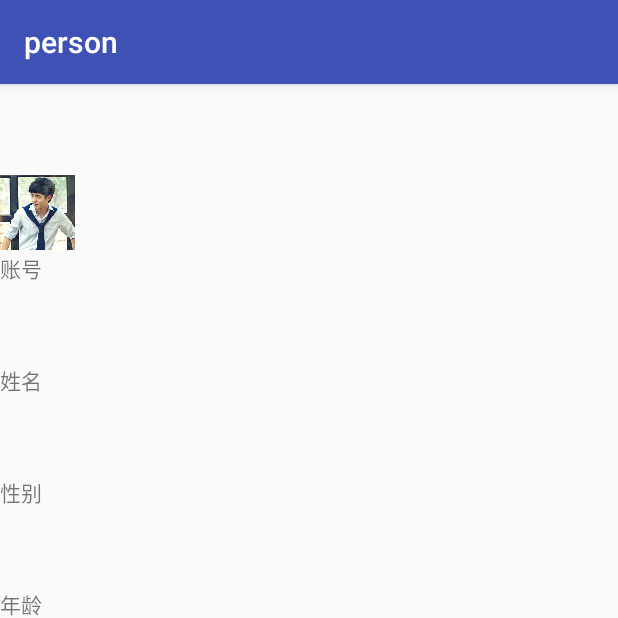
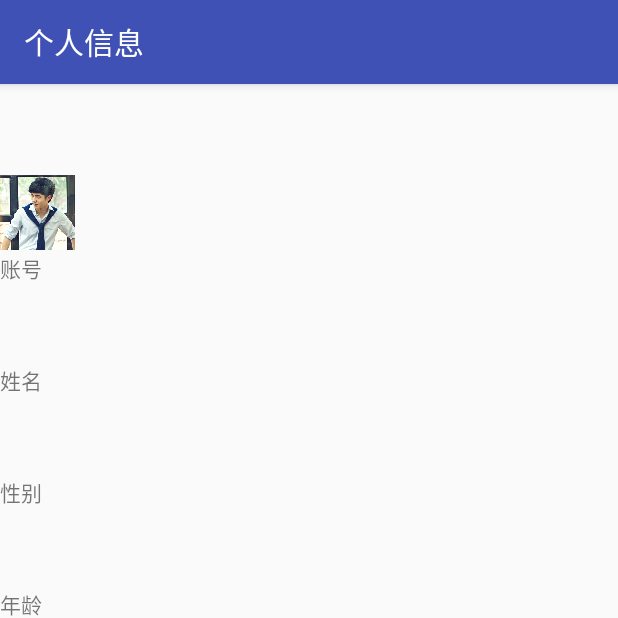
Before and after one commit to LiuXinchen1997/NewEnergyCarManagementSystem, an Android app: the MainActivity screen opened directly, with no data from a screen before it, in the side drawer, after a tap on "车辆信息", on a phone screen of 412 x 824 dp, the top half of it. Run offline under Robolectric (Android 15) with nearby library versions, the light colour scheme and no system bars.

Commit message:
modify files

```diff
--- a/app/src/main/AndroidManifest.xml
+++ b/app/src/main/AndroidManifest.xml
@@ -17,7 +17,6 @@
             android:label="@string/app_name">
             <intent-filter>
                 <action android:name="android.intent.action.MAIN" />
-
                 <category android:name="android.intent.category.LAUNCHER" />
             </intent-filter>
         </activity>
@@ -26,7 +25,7 @@
             android:label="@string/title_activity_main"
             android:theme="@style/AppTheme.NoActionBar" />
         <activity
-            android:name=".person"
+            android:name=".PersonInfoActivity"
             android:label="@string/title_activity_person"
             android:theme="@style/AppTheme.NoActionBar" />
         <activity
@@ -36,7 +35,7 @@
         <activity
             android:name=".text"
             android:label="@string/title_activity_text"
-            android:theme="@style/AppTheme.NoActionBar"></activity>
+            android:theme="@style/AppTheme.NoActionBar"/>
     </application>
 
 </manifest>
--- a/app/src/main/java/com/example/kemingxiu/test/MainActivity.java
+++ b/app/src/main/java/com/example/kemingxiu/test/MainActivity.java
@@ -13,6 +13,7 @@ import android.support.v7.app.AppCompatActivity;
 import android.support.v7.widget.Toolbar;
 import android.view.Menu;
 import android.view.MenuItem;
+import android.widget.Toast;
 
 public class MainActivity extends AppCompatActivity
         implements NavigationView.OnNavigationItemSelectedListener {
@@ -62,9 +63,6 @@ public class MainActivity extends AppCompatActivity
 
     @Override
     public boolean onOptionsItemSelected(MenuItem item) {
-        // Handle action bar item clicks here. The action bar will
-        // automatically handle clicks on the Home/Up button, so long
-        // as you specify a parent activity in AndroidManifest.xml.
         int id = item.getItemId();
 
         //noinspection SimplifiableIfStatement
@@ -81,23 +79,25 @@ public class MainActivity extends AppCompatActivity
         // Handle navigation view item clicks here.
         int id = item.getItemId();
 
-        if (id == R.id.nav_camera) {
-            // Handle the camera action
-            Intent intent = new Intent(MainActivity.this,person.class);
+        if (id == R.id.nav_personal_info) {
+            Intent intent = new Intent(MainActivity.this, PersonInfoActivity.class);
             startActivity(intent);
-        } else if (id == R.id.nav_gallery) {
-            Intent intent = new Intent(MainActivity.this,text.class);
+        } else if (id == R.id.nav_battery) {
+            Intent intent = new Intent(MainActivity.this, text.class);
             startActivity(intent);
-        } else if (id == R.id.nav_slideshow) {
-            Intent intent = new Intent(MainActivity.this,person.class);
+        } else if (id == R.id.nav_car) {
+            Intent intent = new Intent(MainActivity.this, PersonInfoActivity.class);
             startActivity(intent);
-        } else if (id == R.id.nav_manage) {
-            Intent intent = new Intent(MainActivity.this,person.class);
+        } else if (id == R.id.nav_person) {
+            Intent intent = new Intent(MainActivity.this, PersonInfoActivity.class);
             startActivity(intent);
         } else if (id == R.id.nav_share) {
 
-        } else if (id == R.id.nav_send) {
-            Intent intent = new Intent(MainActivity.this,LoginActivity.class);
+        } else if (id == R.id.nav_setting) {
+
+        } else if (id == R.id.nav_logout) {
+            Toast.makeText(this, "退出成功！", Toast.LENGTH_SHORT).show();
+            Intent intent = new Intent(MainActivity.this, LoginActivity.class);
             startActivity(intent);
         }
 
--- a/app/src/main/java/com/example/kemingxiu/test/person.java
+++ b/app/src/main/java/com/example/kemingxiu/test/PersonInfoActivity.java
@@ -9,12 +9,12 @@ import android.support.v7.widget.Toolbar;
 import android.view.View;
 import android.widget.Button;
 
-public class person extends AppCompatActivity {
+public class PersonInfoActivity extends AppCompatActivity {
 
     @Override
     protected void onCreate(Bundle savedInstanceState) {
         super.onCreate(savedInstanceState);
-        setContentView(R.layout.activity_person);
+        setContentView(R.layout.activity_personal_info);
         Toolbar toolbar = (Toolbar) findViewById(R.id.toolbar);
         setSupportActionBar(toolbar);
 
@@ -31,7 +31,7 @@ public class person extends AppCompatActivity {
         exitButton.setOnClickListener(new View.OnClickListener() {
             @Override
             public void onClick(View v) {
-                Intent intent = new Intent(person.this,LoginActivity.class);
+                Intent intent = new Intent(PersonInfoActivity.this,LoginActivity.class);
                 startActivity(intent);
             }
         });
--- a/app/src/main/res/layout/activity_person.xml
+++ b/app/src/main/res/layout/activity_personal_info.xml
@@ -5,7 +5,7 @@
     android:layout_width="match_parent"
     android:layout_height="match_parent"
     android:fitsSystemWindows="true"
-    tools:context="com.example.kemingxiu.test.person">
+    tools:context="com.example.kemingxiu.test.PersonInfoActivity">
 
     <android.support.design.widget.AppBarLayout
         android:layout_width="match_parent"
--- a/app/src/main/res/layout/content_main.xml
+++ b/app/src/main/res/layout/content_main.xml
@@ -14,7 +14,6 @@
     tools:showIn="@layout/app_bar_main">
 
     <TextView
-
         android:layout_width="250dp"
         android:layout_height="200dp"
         android:id="@+id/textView2"
@@ -22,5 +21,5 @@
         android:layout_centerHorizontal="true"
         android:textSize="20sp"
         android:textStyle="bold"
-        android:text="欢迎使用物流车管理平台"/>
+        android:text="欢迎使用新能源物流车管理平台"/>
 </RelativeLayout>
--- a/app/src/main/res/values/strings.xml
+++ b/app/src/main/res/values/strings.xml
@@ -1,5 +1,5 @@
 <resources>
-    <string name="app_name">test</string>
+    <string name="app_name">新能源物流车管理平台</string>
 
     <!-- Strings related to login -->
     <string name="prompt_email">账号</string>
@@ -13,13 +13,13 @@
     <string name="permission_rationale">"Contacts permissions are needed for providing email
         completions."
     </string>
-    <string name="title_activity_main">MainActivity</string>
+    <string name="title_activity_main">主界面</string>
 
     <string name="navigation_drawer_open">Open navigation drawer</string>
     <string name="navigation_drawer_close">Close navigation drawer</string>
 
     <string name="action_settings">Settings</string>
-    <string name="title_activity_person">person</string>
+    <string name="title_activity_person">个人信息</string>
     <string name="title_activity_battery">battery</string>
     <string name="title_activity_text">电池信息</string>
     <string name="large_text">
```
Also changed, not shown: app/src/main/java/com/example/kemingxiu/test/LoginActivity.java (+1 -1 lines), app/src/main/res/menu/activity_main_drawer.xml (+10 -6 lines).
